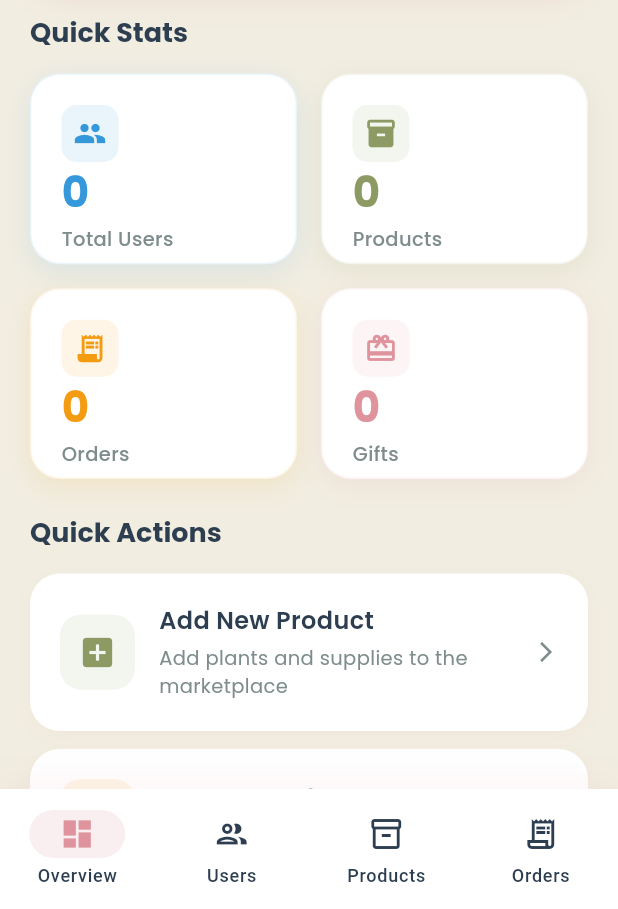
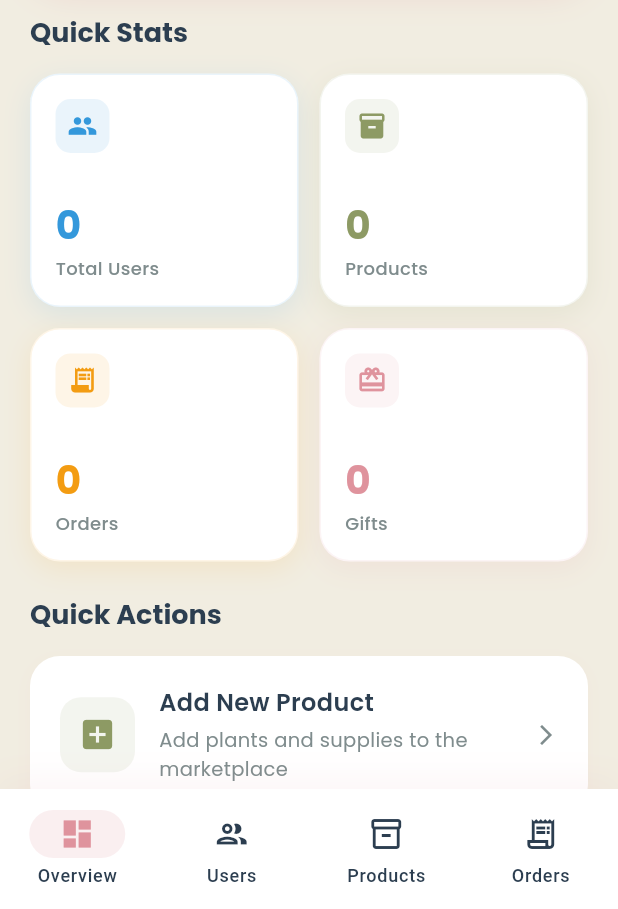
Before and after one commit to kamelfcis/plantify-app, a Flutter app: the AdminDashboardPage screen opened by its route, on a phone screen of 412 x 824 dp, the part 327-1236 px from its top. Run offline on Flutter 3.47's test engine with Material 3 defaults, Android fonts, the phone set to English and light mode, and no system bars; our stand-ins replace cached_network_image, carousel_slider, fl_chart, flutter_dotenv, flutter_form_builder, flutter_local_notifications and 11 more; accounts and stored records are empty.

Commit message:
Fix stat cards overflow in admin dashboard

```diff
--- a/lib/features/admin/presentation/pages/admin_dashboard_page.dart
+++ b/lib/features/admin/presentation/pages/admin_dashboard_page.dart
@@ -249,9 +249,9 @@
               crossAxisCount: 2,
               shrinkWrap: true,
               physics: const NeverScrollableScrollPhysics(),
-              crossAxisSpacing: 16,
-              mainAxisSpacing: 16,
-              childAspectRatio: 1.4,
+              crossAxisSpacing: 14,
+              mainAxisSpacing: 14,
+              childAspectRatio: 1.15,
               children: [
                 _buildStatCard(
                   'Total Users',
@@ -331,7 +331,7 @@
     return GestureDetector(
       onTap: onTap,
       child: Container(
-        padding: const EdgeInsets.all(20),
+        padding: const EdgeInsets.all(16),
         decoration: BoxDecoration(
           color: AppColors.white,
           borderRadius: BorderRadius.circular(20),
@@ -348,7 +348,6 @@
         ),
         child: Column(
           crossAxisAlignment: CrossAxisAlignment.start,
-          mainAxisAlignment: MainAxisAlignment.spaceBetween,
           children: [
             Container(
               padding: const EdgeInsets.all(8),
@@ -356,13 +355,13 @@
                 color: color.withOpacity(0.1),
                 borderRadius: BorderRadius.circular(10),
               ),
-              child: Icon(icon, color: color, size: 22),
+              child: Icon(icon, color: color, size: 20),
             ),
             const Spacer(),
             Text(
               value,
               style: TextStyle(
-                fontSize: 28,
+                fontSize: 26,
                 fontWeight: FontWeight.bold,
                 color: color,
               ),
@@ -371,10 +370,12 @@
             Text(
               title,
               style: TextStyle(
-                fontSize: 13,
+                fontSize: 12,
                 color: AppColors.textSecondary,
                 fontWeight: FontWeight.w500,
               ),
+              maxLines: 1,
+              overflow: TextOverflow.ellipsis,
             ),
           ],
         ),
```
